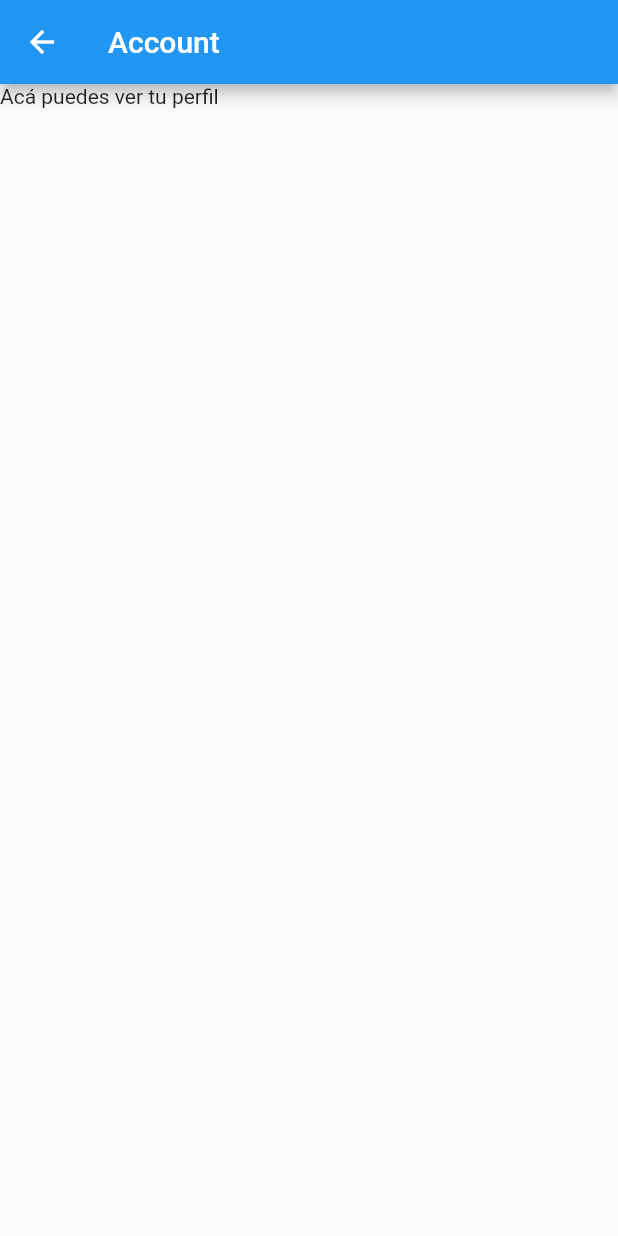
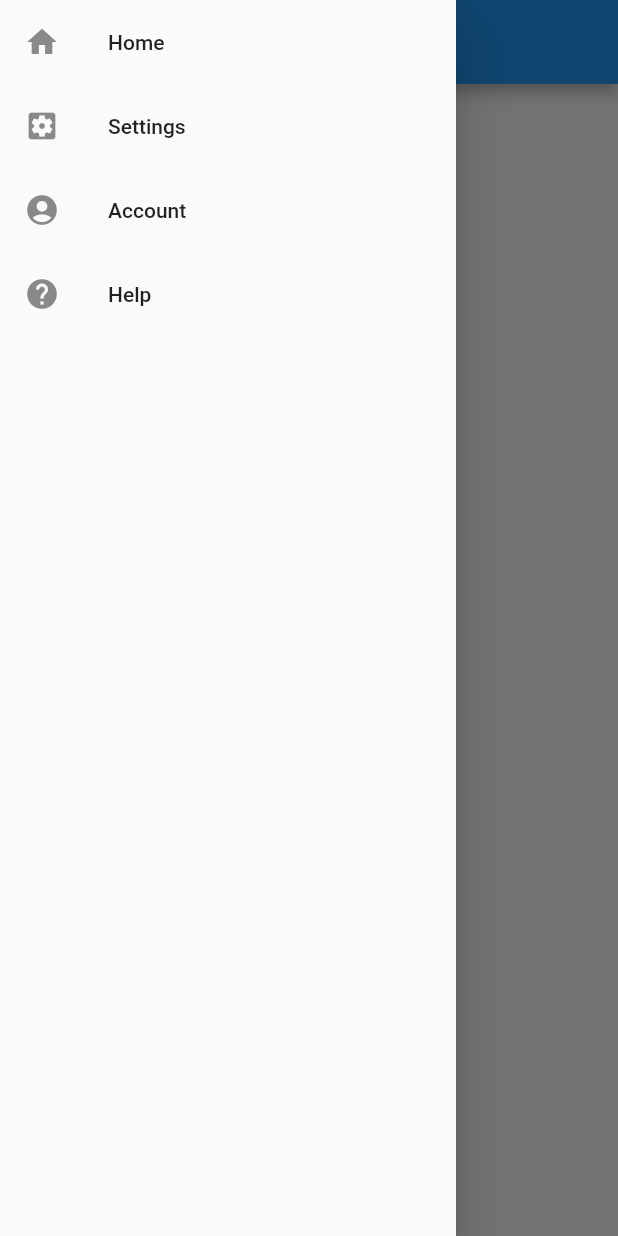
Before and after one commit to docnvelezv/widgetspersonalizados, a Flutter app: the EstructuraAccount screen opened by its route, with the side drawer open (before the commit the screen has no drawer), on a phone screen of 412 x 824 dp. Run offline on Flutter 3.47's test engine with Material 2 defaults, Android fonts, the phone set to English and light mode, and no system bars.

Commit message:
Se agrega menu tipo Drawer comun en todas las paginas

```diff
--- a/lib/ejemplodrawer/account/account.dart
+++ b/lib/ejemplodrawer/account/account.dart
@@ -1,3 +1,4 @@
+import 'package:appflutter/ejemplodrawer/drawer/CommonDrawer.dart';
 import 'package:flutter/material.dart';
 
 class EstructuraAccount extends StatefulWidget {
@@ -16,6 +17,7 @@ class _EstructuraAccount extends State<EstructuraAccount> {
         appBar: AppBar(
           title: Text("Account"),
         ),
+        drawer: CommonDrawer.obtenerDrawer(context),
         body: Container(
           child: Text("Acá puedes ver tu perfil"),
         ));
--- /dev/null
+++ b/lib/ejemplodrawer/drawer/CommonDrawer.dart
@@ -0,0 +1,39 @@
+import 'package:appflutter/ejemplodrawer/account/account.dart';
+import 'package:appflutter/ejemplodrawer/help/help.dart';
+import 'package:appflutter/ejemplodrawer/home/home.dart';
+import 'package:appflutter/ejemplodrawer/settings/settings.dart';
+import 'package:flutter/material.dart';
+
+class CommonDrawer {
+  static ListTile obtenerElemento(
+      Icon icono, String nombre, String ruta, BuildContext contexto) {
+    return ListTile(
+      leading: icono,
+      title: Text(nombre),
+      onTap: () {
+        Navigator.pushNamed(contexto, ruta);
+      },
+    );
+  }
+
+  static Drawer obtenerDrawer(BuildContext contexto) {
+    return Drawer(
+      child: ListView(
+        children: [
+          obtenerElemento(Icon(Icons.home), "Home", HomeDrawer.ruta, contexto),
+          obtenerElemento(
+              Icon(
+                Icons.settings_applications,
+              ),
+              "Settings",
+              EstructuraSettings.ruta,
+              contexto),
+          obtenerElemento(Icon(Icons.account_circle), "Account",
+              EstructuraAccount.ruta, contexto),
+          obtenerElemento(
+              Icon(Icons.help), "Help", EstructuraHelp.ruta, contexto),
+        ],
+      ),
+    );
+  }
+}
--- a/lib/ejemplodrawer/help/help.dart
+++ b/lib/ejemplodrawer/help/help.dart
@@ -1,3 +1,4 @@
+import 'package:appflutter/ejemplodrawer/drawer/CommonDrawer.dart';
 import 'package:flutter/material.dart';
 
 class EstructuraHelp extends StatefulWidget {
@@ -16,6 +17,7 @@ class _EstructuraHelp extends State<EstructuraHelp> {
         appBar: AppBar(
           title: Text("Help"),
         ),
+        drawer: CommonDrawer.obtenerDrawer(context),
         body: Container(
           child: Text("Acá puedes ver información de la aplicación"),
         ));
--- a/lib/ejemplodrawer/settings/settings.dart
+++ b/lib/ejemplodrawer/settings/settings.dart
@@ -1,3 +1,4 @@
+import 'package:appflutter/ejemplodrawer/drawer/CommonDrawer.dart';
 import 'package:flutter/material.dart';
 
 class EstructuraSettings extends StatefulWidget {
@@ -16,6 +17,7 @@ class _EstructuraSettings extends State<EstructuraSettings> {
         appBar: AppBar(
           title: Text("Settings"),
         ),
+        drawer: CommonDrawer.obtenerDrawer(context),
         body: Container(
           child: Text("Acá puedes hacer configuraciones"),
         ));
```
Also changed, not shown: lib/ejemplodrawer/home/home.dart (+2 -29 lines).
